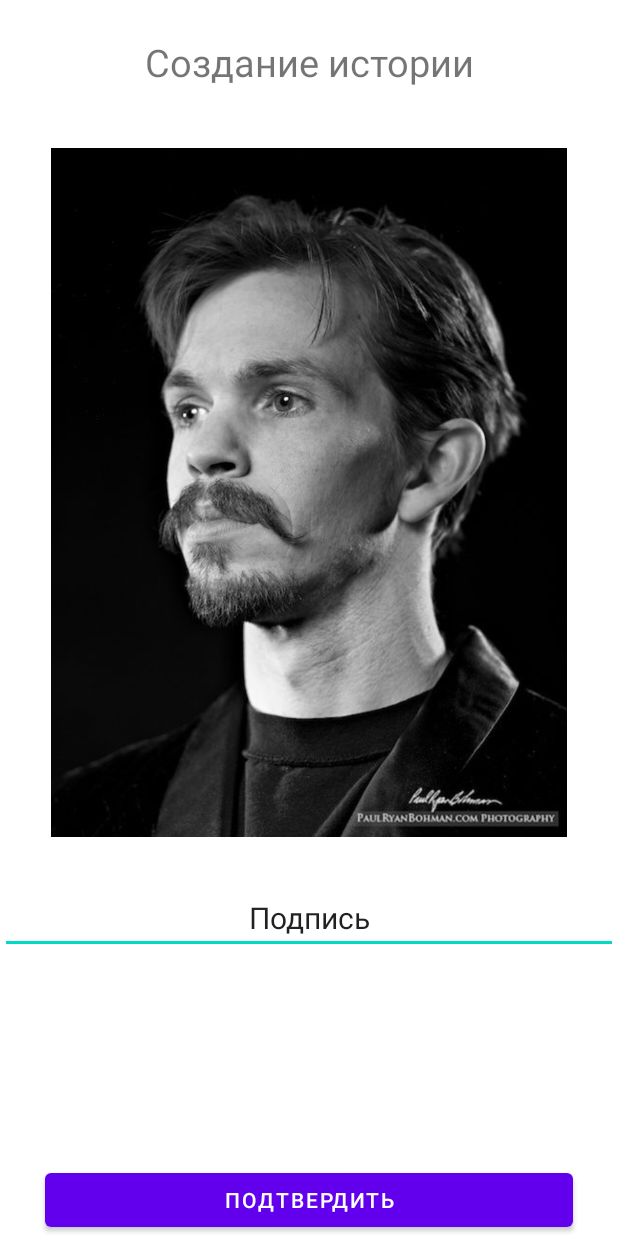
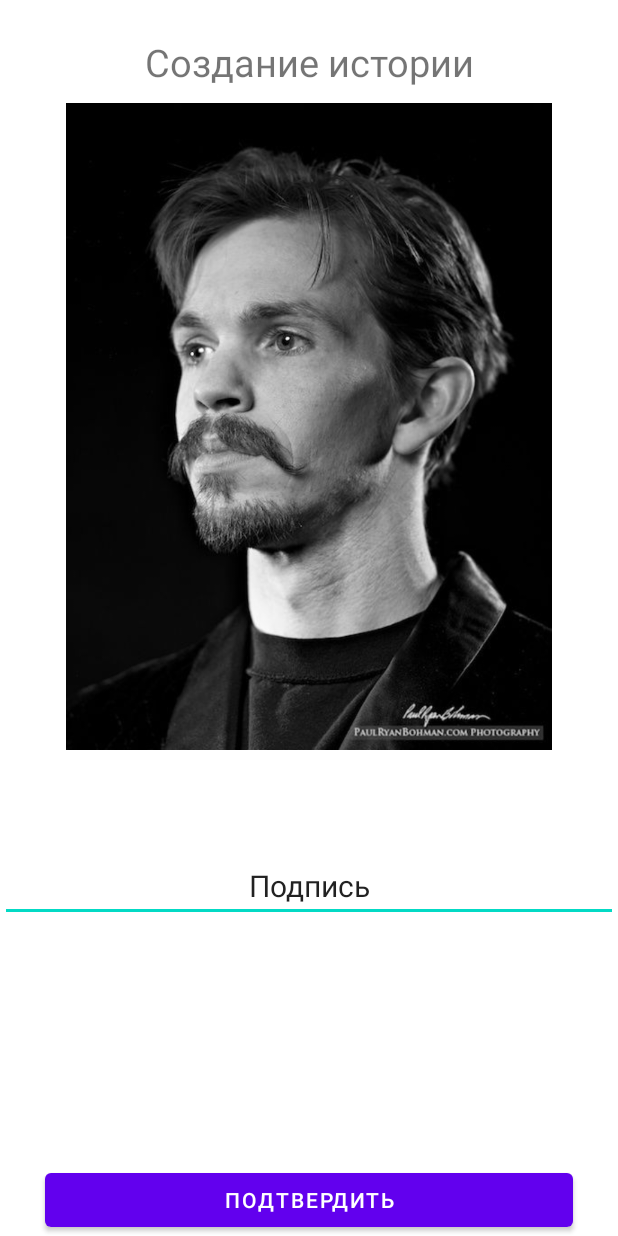
Before and after one commit to Prokhorkot/Lesson3_Navigation_activity, an Android app: the layout story_dialog.xml on its own in the app's theme, with its tools: preview values and no code run, on a phone screen of 412 x 824 dp. Run offline under Robolectric (Android 15) with nearby library versions, the light colour scheme and no system bars.

Commit message:
After practice 6.1

```diff
--- a/app/src/main/res/layout/story_dialog.xml
+++ b/app/src/main/res/layout/story_dialog.xml
@@ -19,10 +19,10 @@
 
     <ImageView
         android:id="@+id/storyImagePreview"
-        android:layout_width="412dp"
-        android:layout_height="459dp"
+        android:layout_width="409dp"
+        android:layout_height="431dp"
         android:layout_gravity="center"
-        android:layout_marginTop="40dp"
+        android:layout_marginTop="10dp"
         android:adjustViewBounds="true"
         android:scaleType="fitCenter"
         app:layout_constraintEnd_toEndOf="parent"
@@ -34,12 +34,14 @@
         android:id="@+id/imageCaption"
         android:layout_width="0dp"
         android:layout_height="wrap_content"
-        android:layout_marginTop="30dp"
+        android:layout_marginTop="50dp"
+        android:layout_marginBottom="145dp"
         android:fontFamily="sans-serif"
+        android:gravity="center"
         android:maxLength="40"
-        android:gravity="center"
         android:text="Подпись"
         android:textSize="20dp"
+        app:layout_constraintBottom_toTopOf="@+id/applyStoryButton"
         app:layout_constraintEnd_toEndOf="parent"
         app:layout_constraintStart_toStartOf="parent"
         app:layout_constraintTop_toBottomOf="@+id/storyImagePreview" />
```
